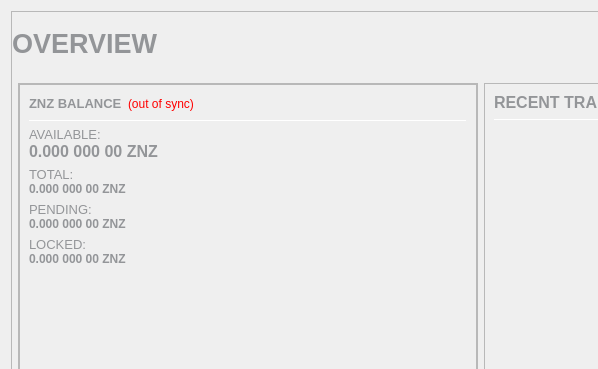
Above: src/qt/forms/overviewpage.ui from ZENZO-Ecosystem/ZENZO-Core-Archive before the change; both pictures show x 0 to 598 and y 0 to 369 of the 960 by 682 pixel window. Below: the same form after it.
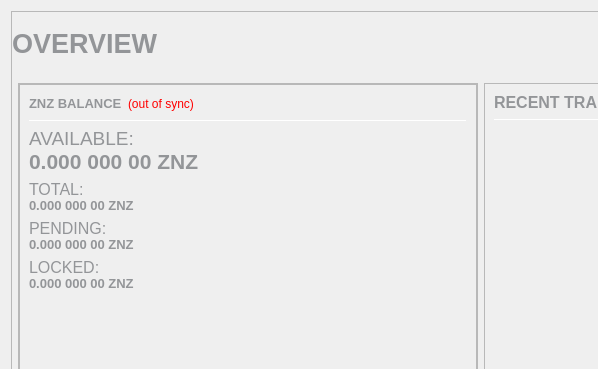
That is the form after the change.

Commit message:
[Qt] Fix total bal & recolour main pages
Total balances now read correctly on the new Overview UI, and all main toolbar pages have been re-coloured to the new brand guideline specifications.

The edit to the form file:
```diff
--- a/src/qt/forms/overviewpage.ui
+++ b/src/qt/forms/overviewpage.ui
@@ -294,21 +294,21 @@
                      <item>
                       <widget class="QLabel" name="labelBalanceText">
                        <property name="text">
-                        <string>&lt;html&gt;&lt;head/&gt;&lt;body&gt;&lt;p&gt;&lt;span style=&quot; font-size:10pt; color:#939598;&quot;&gt;AVAILABLE:&lt;br/&gt;&lt;/span&gt;&lt;span style=&quot; font-size:12pt; font-weight:600; color:#939598;&quot;&gt;0.000 000 00 ZNZ&lt;/span&gt;&lt;/p&gt;&lt;/body&gt;&lt;/html&gt;</string>
+                        <string>&lt;html&gt;&lt;head/&gt;&lt;body&gt;&lt;p&gt;&lt;span style=&quot; font-size:14pt; color:#939598;&quot;&gt;AVAILABLE:&lt;/span&gt;&lt;span style=&quot; font-size:10pt; color:#939598;&quot;&gt;&lt;br/&gt;&lt;/span&gt;&lt;span style=&quot; font-size:16pt; font-weight:600; color:#939598;&quot;&gt;0.000 000 00 ZNZ&lt;/span&gt;&lt;/p&gt;&lt;/body&gt;&lt;/html&gt;</string>
                        </property>
                       </widget>
                      </item>
                      <item>
                       <widget class="QLabel" name="labelTotalText">
                        <property name="text">
-                        <string>&lt;html&gt;&lt;head/&gt;&lt;body&gt;&lt;p&gt;&lt;span style=&quot; font-size:10pt; color:#939598;&quot;&gt;TOTAL:&lt;br/&gt;&lt;/span&gt;&lt;span style=&quot; font-weight:600; color:#939598;&quot;&gt;0.000 000 00 ZNZ&lt;/span&gt;&lt;/p&gt;&lt;/body&gt;&lt;/html&gt;</string>
+                        <string>&lt;html&gt;&lt;head/&gt;&lt;body&gt;&lt;p&gt;&lt;span style=&quot; font-size:12pt; color:#939598;&quot;&gt;TOTAL:&lt;/span&gt;&lt;span style=&quot; font-size:10pt; color:#939598;&quot;&gt;&lt;br/&gt;&lt;/span&gt;&lt;span style=&quot; font-size:10pt; font-weight:600; color:#939598;&quot;&gt;0.000 000 00 ZNZ&lt;/span&gt;&lt;/p&gt;&lt;/body&gt;&lt;/html&gt;</string>
                        </property>
                       </widget>
                      </item>
                      <item>
                       <widget class="QLabel" name="labelPendingText">
                        <property name="text">
-                        <string>&lt;html&gt;&lt;head/&gt;&lt;body&gt;&lt;p&gt;&lt;span style=&quot; font-size:10pt; color:#939598;&quot;&gt;PENDING:&lt;br/&gt;&lt;/span&gt;&lt;span style=&quot; font-weight:600; color:#939598;&quot;&gt;0.000 000 00 ZNZ&lt;/span&gt;&lt;/p&gt;&lt;/body&gt;&lt;/html&gt;</string>
+                        <string>&lt;html&gt;&lt;head/&gt;&lt;body&gt;&lt;p&gt;&lt;span style=&quot; font-size:12pt; color:#939598;&quot;&gt;PENDING:&lt;/span&gt;&lt;span style=&quot; font-size:10pt; color:#939598;&quot;&gt;&lt;br/&gt;&lt;/span&gt;&lt;span style=&quot; font-size:10pt; font-weight:600; color:#939598;&quot;&gt;0.000 000 00 ZNZ&lt;/span&gt;&lt;/p&gt;&lt;/body&gt;&lt;/html&gt;</string>
                        </property>
                       </widget>
                      </item>
@@ -318,7 +318,7 @@
                         <string>Locked ZNZ or Masternode collaterals.</string>
                        </property>
                        <property name="text">
-                        <string>&lt;html&gt;&lt;head/&gt;&lt;body&gt;&lt;p&gt;&lt;span style=&quot; font-size:10pt; color:#939598;&quot;&gt;LOCKED:&lt;br/&gt;&lt;/span&gt;&lt;span style=&quot; font-weight:600; color:#939598;&quot;&gt;0.000 000 00 ZNZ&lt;/span&gt;&lt;/p&gt;&lt;/body&gt;&lt;/html&gt;</string>
+                        <string>&lt;html&gt;&lt;head/&gt;&lt;body&gt;&lt;p&gt;&lt;span style=&quot; font-size:12pt; color:#939598;&quot;&gt;LOCKED:&lt;/span&gt;&lt;span style=&quot; font-size:10pt; color:#939598;&quot;&gt;&lt;br/&gt;&lt;/span&gt;&lt;span style=&quot; font-size:10pt; font-weight:600; color:#939598;&quot;&gt;0.000 000 00 ZNZ&lt;/span&gt;&lt;/p&gt;&lt;/body&gt;&lt;/html&gt;</string>
                        </property>
                       </widget>
                      </item>
```
The commit also changes 4 other files.
